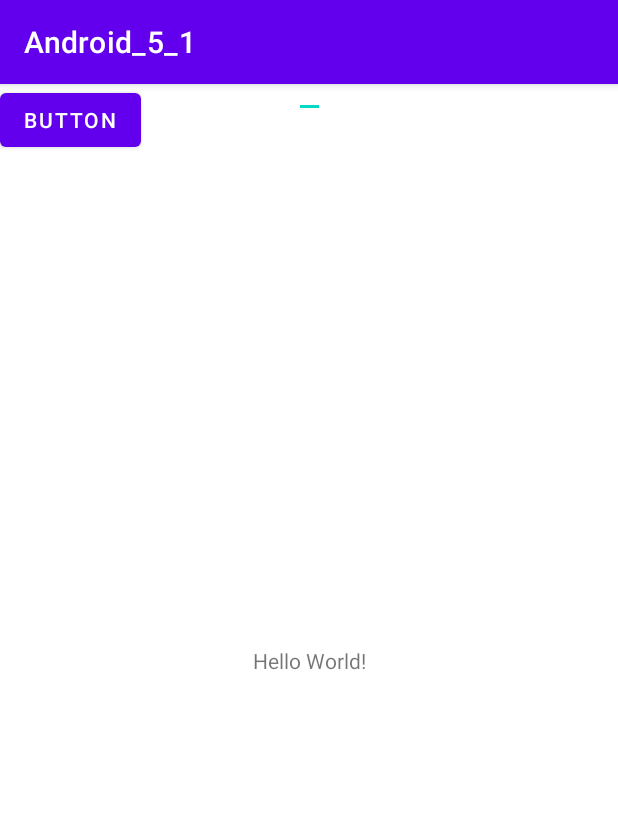
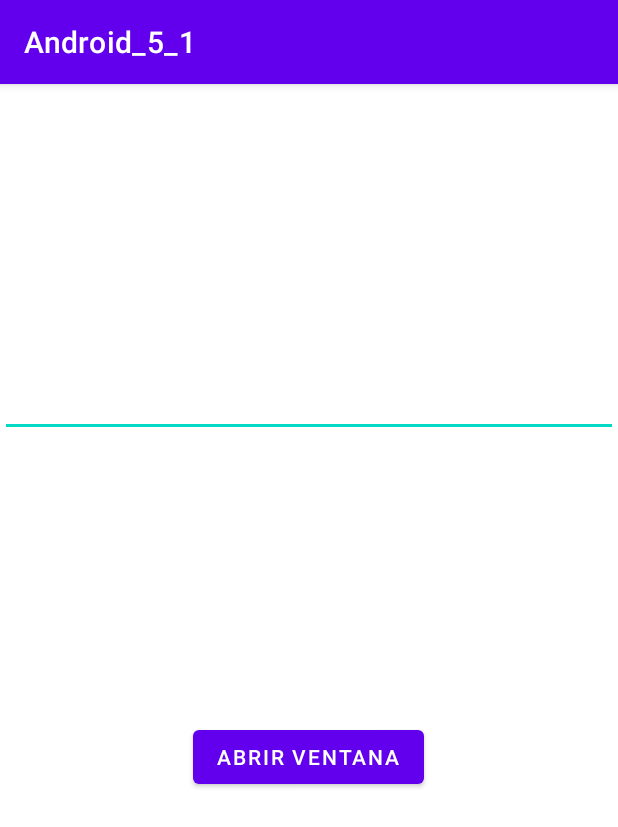
Before and after one commit to albrox9/Android_5_1, an Android app: the screen it shows after launch (MainActivity), on a phone screen of 412 x 824 dp. Shown: the top 827 px of the screen. Run offline under Robolectric (Android 15) with nearby library versions, the phone set to English and light mode, and no system bars.

Commit message:
Ejercicio 1 tema 5 actualizado y terminado

```diff
--- a/app/src/main/java/org/abrox/t5_ejemplos/android_5_1/MainActivity.java
+++ b/app/src/main/java/org/abrox/t5_ejemplos/android_5_1/MainActivity.java
@@ -5,6 +5,7 @@ import androidx.appcompat.app.AppCompatActivity;
 import android.content.Intent;
 import android.os.Bundle;
 import android.view.View;
+import android.widget.EditText;
 
 public class MainActivity extends AppCompatActivity {
 
@@ -20,10 +21,11 @@ public class MainActivity extends AppCompatActivity {
         //Creamos el intento para abrir la secondaryactivity
         Intent i = new Intent(this, Secondary_activity.class);
 
-        String nombre = "Pepe";
+        EditText et = findViewById(R.id.idEdit);
+        String texto = et.getText().toString();
 
         //antes de arrancar le paso datos. Añadirle al intent tantos datos como queramos.
-        i.putExtra("extranombre", nombre);
+        i.putExtra("extranombre", texto);
         //arrancamos la activity.
         startActivity(i);
 
--- a/app/src/main/res/layout/activity_main.xml
+++ b/app/src/main/res/layout/activity_main.xml
@@ -6,29 +6,23 @@
     android:layout_height="match_parent"
     tools:context=".MainActivity">
 
-    <TextView
-        android:id="@+id/textView2"
-        android:layout_width="wrap_content"
-        android:layout_height="wrap_content"
-        android:text="Hello World!"
-        app:layout_constraintBottom_toBottomOf="parent"
-        app:layout_constraintEnd_toEndOf="parent"
-        app:layout_constraintStart_toStartOf="parent"
-        app:layout_constraintTop_toTopOf="parent" />
-
     <Button
         android:id="@+id/button"
         android:layout_width="wrap_content"
         android:layout_height="wrap_content"
         android:onClick="abrirVentana"
-        android:text="Button"
-        tools:layout_editor_absoluteX="161dp"
-        tools:layout_editor_absoluteY="427dp"
+        android:text="ABRIR VENTANA"
+        app:layout_constraintBottom_toBottomOf="parent"
+        app:layout_constraintEnd_toEndOf="parent"
+        app:layout_constraintHorizontal_bias="0.498"
+        app:layout_constraintStart_toStartOf="parent"
+        app:layout_constraintTop_toTopOf="parent"
+        app:layout_constraintVertical_bias="0.59"
         tools:ignore="MissingConstraints" />
 
     <EditText
-        android:id="@+id/nombre"
-        android:layout_width="wrap_content"
+        android:id="@+id/idEdit"
+        android:layout_width="0dp"
         android:layout_height="wrap_content"
         app:layout_constraintBottom_toTopOf="@+id/button"
         app:layout_constraintEnd_toEndOf="parent"
--- a/app/src/main/res/layout/activity_secondary.xml
+++ b/app/src/main/res/layout/activity_secondary.xml
@@ -7,12 +7,14 @@
     tools:context=".Secondary_activity">
 
     <TextView
-        android:id="@+id/banner"
+        android:id="@+id/idBanner"
         android:layout_width="wrap_content"
         android:layout_height="wrap_content"
         android:text="HOLA DESDE SEGUNDA VENTANA"
         app:layout_constraintBottom_toBottomOf="parent"
         app:layout_constraintEnd_toEndOf="parent"
+        app:layout_constraintHorizontal_bias="0.497"
         app:layout_constraintStart_toStartOf="parent"
-        app:layout_constraintTop_toTopOf="parent" />
+        app:layout_constraintTop_toTopOf="parent"
+        app:layout_constraintVertical_bias="0.346" />
 </androidx.constraintlayout.widget.ConstraintLayout>
```
Also changed, not shown: app/src/main/java/org/abrox/t5_ejemplos/android_5_1/Secondary_activity.java (+16 -4 lines).
